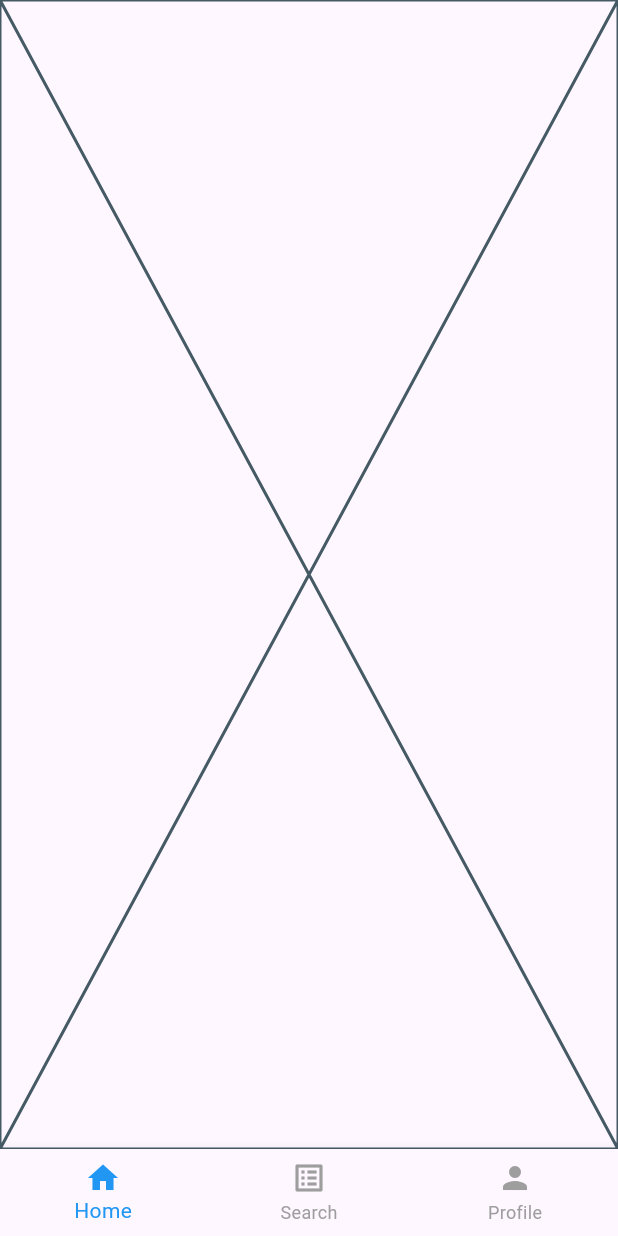
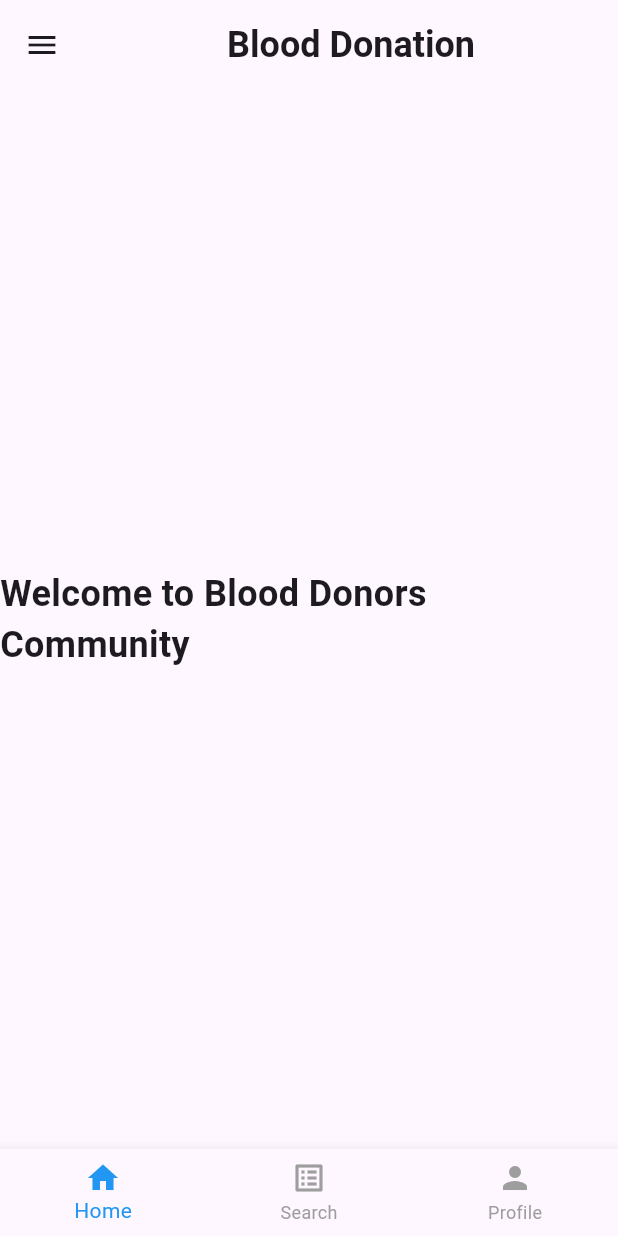
Before and after one commit to sifat5256/class_2_team_work, a Flutter app: the screen it shows after launch, on a phone screen of 412 x 824 dp. Run offline on Flutter 3.47's test engine with Material 3 defaults, Android fonts, the phone set to English and light mode, and no system bars.

Commit message:
Update home_screen.dart

```diff
--- a/lib/home_screen.dart
+++ b/lib/home_screen.dart
@@ -1,5 +1,3 @@
-
-
 import 'package:flutter/material.dart';
 
 class HomeScreen extends StatefulWidget {
@@ -12,6 +10,56 @@ class HomeScreen extends StatefulWidget {
 class _HomeScreenState extends State<HomeScreen> {
   @override
   Widget build(BuildContext context) {
-    return const Placeholder();
+    return Scaffold(
+      appBar: AppBar(
+        // Centering the text in the AppBar
+        title: const Center(
+          child: Text(
+            'Blood Donation',
+            style: TextStyle(fontSize: 24, fontWeight: FontWeight.bold),
+          ),
+        ),
+        // Ensuring the AppBar is not too large
+        toolbarHeight: 60.0, // You can adjust the height here
+      ),
+      // Drawer widget
+      drawer: Drawer(
+        child: ListView(
+          padding: EdgeInsets.zero,
+          children: <Widget>[
+            // Drawer Header (optional)
+            const DrawerHeader(
+              decoration: BoxDecoration(color: Colors.blue),
+              child: Text(
+                'Menu',
+                style: TextStyle(color: Colors.white, fontSize: 24),
+              ),
+            ),
+            // Menu items
+            ListTile(
+              title: const Text('Item 1'),
+              onTap: () {
+                // Handle tap event here
+                Navigator.pop(context);
+              },
+            ),
+            ListTile(
+              title: const Text('Item 2'),
+              onTap: () {
+                // Handle tap event here
+                Navigator.pop(context);
+              },
+            ),
+            // You can add more menu items as needed
+          ],
+        ),
+      ),
+      body: Center(
+        child: const Text(
+          'Welcome to Blood Donors Community',
+          style: TextStyle(fontSize: 24, fontWeight: FontWeight.bold),
+        ),
+      ),
+    );
   }
 }
```
